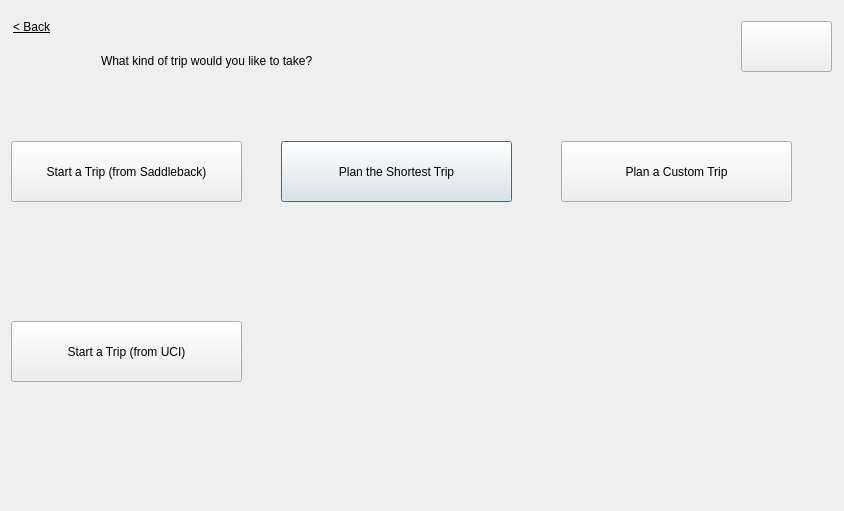
Ling2251/CS1D-College-Tour, file plantripwindow.ui: the form before one commit.
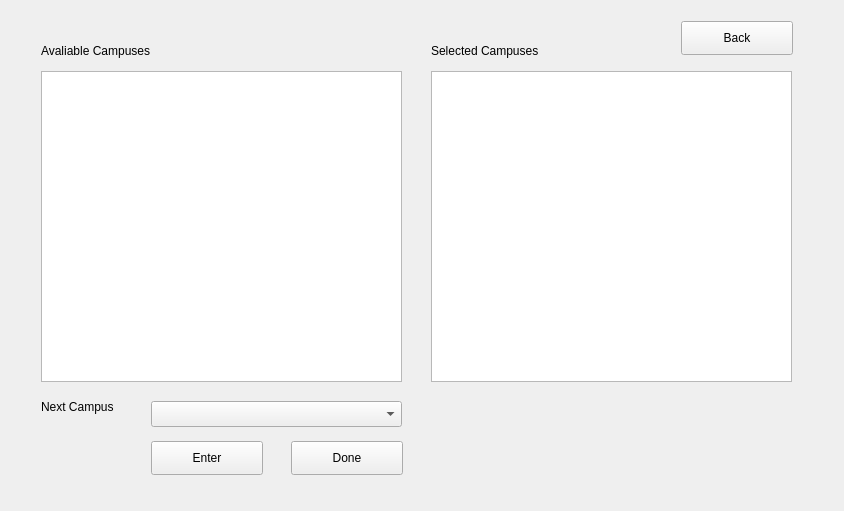
The form after the commit. Icons and pictures are not drawn.

Commit message: still working on getting the custom trip

Patch:
```diff
--- a/plantripwindow.ui
+++ b/plantripwindow.ui
@@ -20,7 +20,7 @@
       <string notr="true"/>
      </property>
      <property name="currentIndex">
-      <number>0</number>
+      <number>2</number>
      </property>
      <widget class="QWidget" name="StudentSelect">
       <widget class="QLabel" name="label">
@@ -391,6 +391,119 @@
       <zorder>goback</zorder>
       <zorder>mainpage_2</zorder>
      </widget>
+     <widget class="QWidget" name="customCollegeTour">
+      <widget class="QLabel" name="avali_label_2">
+       <property name="geometry">
+        <rect>
+         <x>30</x>
+         <y>30</y>
+         <width>151</width>
+         <height>20</height>
+        </rect>
+       </property>
+       <property name="text">
+        <string>Avaliable Campuses</string>
+       </property>
+      </widget>
+      <widget class="QLabel" name="next_label">
+       <property name="geometry">
+        <rect>
+         <x>30</x>
+         <y>380</y>
+         <width>101</width>
+         <height>31</height>
+        </rect>
+       </property>
+       <property name="text">
+        <string>Next Campus</string>
+       </property>
+      </widget>
+      <widget class="QPushButton" name="enter_button_2">
+       <property name="geometry">
+        <rect>
+         <x>140</x>
+         <y>430</y>
+         <width>112</width>
+         <height>34</height>
+        </rect>
+       </property>
+       <property name="text">
+        <string>Enter</string>
+       </property>
+      </widget>
+      <widget class="QListView" name="avali_listView">
+       <property name="enabled">
+        <bool>true</bool>
+       </property>
+       <property name="geometry">
+        <rect>
+         <x>30</x>
+         <y>60</y>
+         <width>361</width>
+         <height>311</height>
+        </rect>
+       </property>
+      </widget>
+      <widget class="QListView" name="select_listView">
+       <property name="geometry">
+        <rect>
+         <x>420</x>
+         <y>60</y>
+         <width>361</width>
+         <height>311</height>
+        </rect>
+       </property>
+      </widget>
+      <widget class="QLabel" name="select_label">
+       <property name="geometry">
+        <rect>
+         <x>420</x>
+         <y>30</y>
+         <width>151</width>
+         <height>20</height>
+        </rect>
+       </property>
+       <property name="text">
+        <string>Selected Campuses</string>
+       </property>
+      </widget>
+      <widget class="QPushButton" name="done_button">
+       <property name="geometry">
+        <rect>
+         <x>280</x>
+         <y>430</y>
+         <width>112</width>
+         <height>34</height>
+        </rect>
+       </property>
+       <property name="text">
+        <string>Done</string>
+       </property>
+      </widget>
+      <widget class="QPushButton" name="back_button_general">
+       <property name="geometry">
+        <rect>
+         <x>670</x>
+         <y>10</y>
+         <width>112</width>
+         <height>34</height>
+        </rect>
+       </property>
+       <property name="text">
+        <string>Back</string>
+       </property>
+      </widget>
+      <widget class="QComboBox" name="next_combo">
+       <property name="geometry">
+        <rect>
+         <x>140</x>
+         <y>390</y>
+         <width>251</width>
+         <height>26</height>
+        </rect>
+       </property>
+      </widget>
+     </widget>
     </widget>
    </item>
   </layout>
```
The commit also changes 2 other files.
